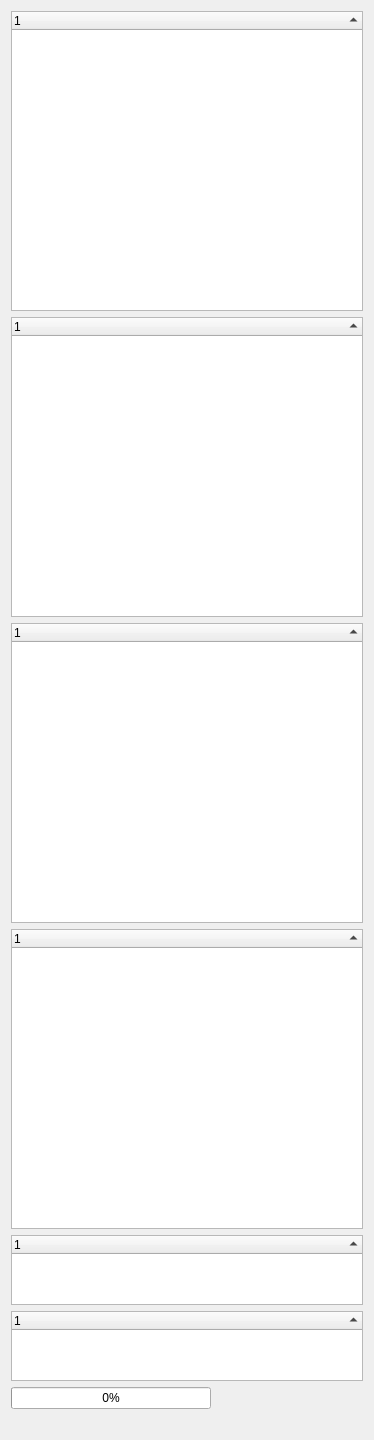
The window that trunk/edr/src/plugins/communication/ui/CommunicationWidgetEx.ui (mk4me/hm-mde-one) describes before a commit, drawn with Qt 5.
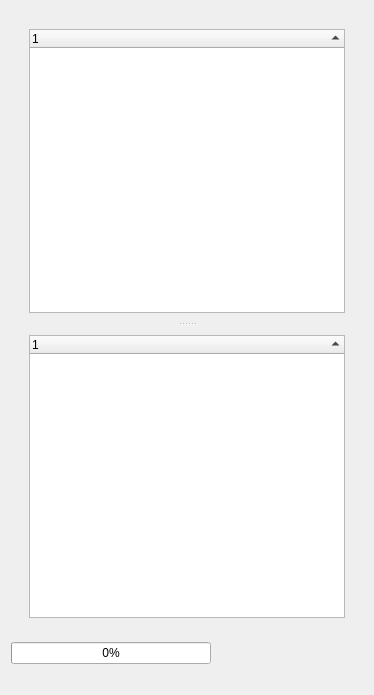
The same window after the commit.

Commit message: -grupowanie widgetow widoku w QStackedWidget -splitter miedzy widokiem CS a workspace

The edit to the form file:
```diff
--- a/trunk/edr/src/plugins/communication/ui/CommunicationWidgetEx.ui
+++ b/trunk/edr/src/plugins/communication/ui/CommunicationWidgetEx.ui
@@ -7,7 +7,7 @@
     <x>0</x>
     <y>0</y>
     <width>374</width>
-    <height>1359</height>
+    <height>695</height>
    </rect>
   </property>
   <property name="contextMenuPolicy">
@@ -21,32 +21,25 @@
     <enum>QLayout::SetDefaultConstraint</enum>
    </property>
    <item>
-    <widget class="QTreeWidget" name="sessionView">
-     <property name="minimumSize">
-      <size>
-       <width>0</width>
-       <height>300</height>
-      </size>
-     </property>
-     <property name="contextMenuPolicy">
-      <enum>Qt::CustomContextMenu</enum>
-     </property>
-     <property name="sortingEnabled">
-      <bool>true</bool>
-     </property>
-     <column>
-      <property name="text">
-       <string notr="true">1</string>
-      </property>
-     </column>
-    </widget>
-   </item>
+    <widget class="QWidget" name="widget" native="true">
+     <layout class="QVBoxLayout" name="verticalLayout_18">
+      <item>
+       <widget class="QSplitter" name="splitter">
+        <property name="orientation">
+         <enum>Qt::Vertical</enum>
+        </property>
+        <widget class="QStackedWidget" name="csStackedWidget">
+         <property name="currentIndex">
+          <number>3</number>
+         </property>
+         <widget class="QWidget" name="trial_page">
+          <layout class="QVBoxLayout" name="verticalLayout_2">
    <item>
     <widget class="QTreeWidget" name="trialView">
      <property name="minimumSize">
       <size>
        <width>0</width>
-       <height>300</height>
+               <height>0</height>
       </size>
      </property>
      <property name="contextMenuPolicy">
@@ -62,12 +55,16 @@
      </column>
     </widget>
    </item>
+          </layout>
+         </widget>
+         <widget class="QWidget" name="session_page">
+          <layout class="QVBoxLayout" name="verticalLayout_4">
    <item>
-    <widget class="QTreeWidget" name="performerView">
+            <widget class="QTreeWidget" name="sessionView">
      <property name="minimumSize">
       <size>
        <width>0</width>
-       <height>300</height>
+               <height>0</height>
       </size>
      </property>
      <property name="contextMenuPolicy">
@@ -83,12 +80,16 @@
      </column>
     </widget>
    </item>
+          </layout>
+         </widget>
+         <widget class="QWidget" name="local_page">
+          <layout class="QVBoxLayout" name="verticalLayout_6">
    <item>
     <widget class="QTreeWidget" name="localView">
      <property name="minimumSize">
       <size>
        <width>0</width>
-       <height>300</height>
+               <height>0</height>
       </size>
      </property>
      <property name="contextMenuPolicy">
@@ -104,6 +105,37 @@
      </column>
     </widget>
    </item>
+          </layout>
+         </widget>
+         <widget class="QWidget" name="performer_page">
+          <layout class="QVBoxLayout" name="verticalLayout_3">
+           <item>
+            <widget class="QTreeWidget" name="performerView">
+             <property name="minimumSize">
+              <size>
+               <width>0</width>
+               <height>0</height>
+              </size>
+             </property>
+             <property name="contextMenuPolicy">
+              <enum>Qt::CustomContextMenu</enum>
+             </property>
+             <property name="sortingEnabled">
+              <bool>true</bool>
+             </property>
+             <column>
+              <property name="text">
+               <string notr="true">1</string>
+              </property>
+             </column>
+            </widget>
+           </item>
+          </layout>
+         </widget>
+        </widget>
+        <widget class="QStackedWidget" name="workspaceStackedWidget">
+         <widget class="QWidget" name="workspace_page">
+          <layout class="QVBoxLayout" name="verticalLayout_5">
    <item>
     <widget class="QTreeWidget" name="workspace">
      <property name="contextMenuPolicy">
@@ -119,6 +151,10 @@
      </column>
     </widget>
    </item>
+          </layout>
+         </widget>
+         <widget class="QWidget" name="workspace_trial_page">
+          <layout class="QVBoxLayout" name="verticalLayout_7">
    <item>
     <widget class="QTreeWidget" name="workspaceTrialView">
      <property name="contextMenuPolicy">
@@ -137,6 +173,14 @@
      </column>
     </widget>
    </item>
+          </layout>
+         </widget>
+        </widget>
+       </widget>
+      </item>
+     </layout>
+    </widget>
+   </item>
    <item>
     <widget class="QProgressBar" name="progressBar">
      <property name="maximumSize">
```
Left out of the diff: 128 changed lines with no effect on the pictures. Lines whose indentation alone changed are shown as unchanged. The commit also changes 1 other file.
